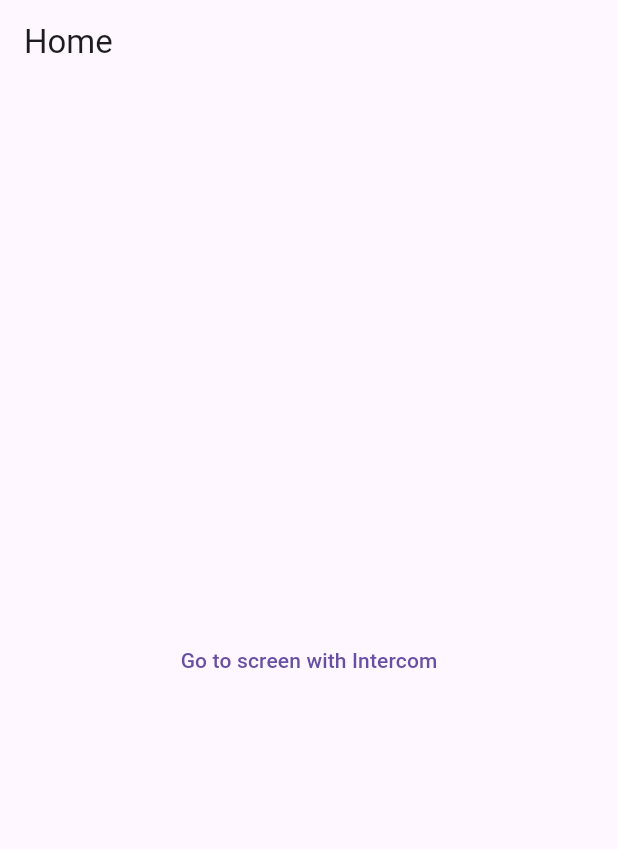
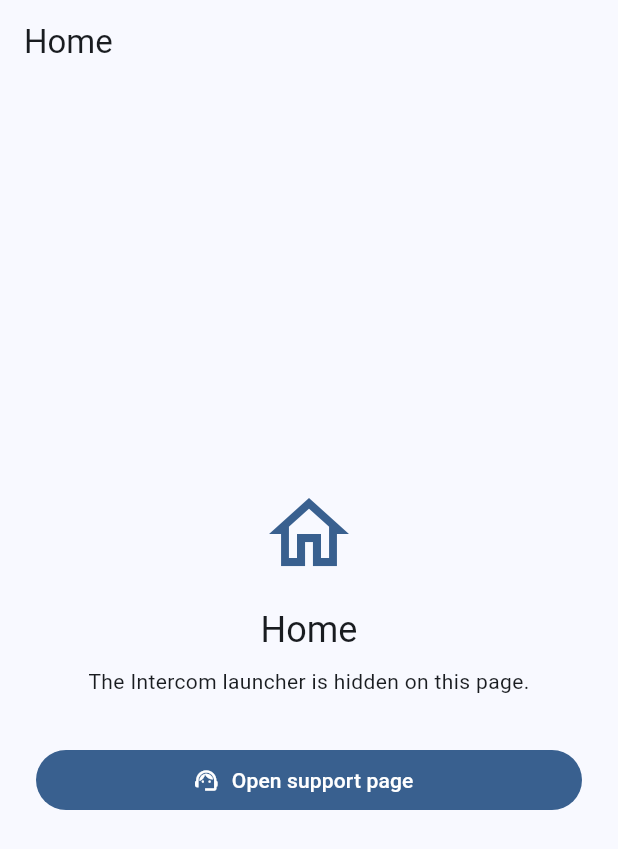
Before and after one commit to sharmadhiraj/flutter_web_intercom_sample, a Flutter app: the screen it shows after launch, on a phone screen of 412 x 824 dp. Shown: the top 849 px of the screen. Run offline on Flutter 3.47's test engine with Material 3 defaults, Android fonts, the light colour scheme and no system bars; our stand-ins replace visibility_detector; missing offline and left inert: dart:js_interop.

Commit message:
Refactor into intercom, screens and widgets, add open messenger action

```diff
--- /dev/null
+++ b/lib/app.dart
@@ -0,0 +1,19 @@
+import 'package:flutter/material.dart';
+import 'package:flutter_web_intercom_sample/screens/home_screen.dart';
+
+class IntercomSampleApp extends StatelessWidget {
+  const IntercomSampleApp({super.key});
+
+  @override
+  Widget build(BuildContext context) {
+    return MaterialApp(
+      title: "Flutter Web Intercom Sample",
+      debugShowCheckedModeBanner: false,
+      theme: ThemeData(
+        colorSchemeSeed: const Color(0xFF1F8DED),
+        useMaterial3: true,
+      ),
+      home: const HomeScreen(),
+    );
+  }
+}
--- a/lib/bundler/stud_bundler.dart
+++ /dev/null
@@ -1 +0,0 @@
-void showHideIntercom(bool show) {}
--- /dev/null
+++ b/lib/intercom/intercom_launcher.dart
@@ -0,0 +1,2 @@
+export 'intercom_launcher_stub.dart'
+    if (dart.library.js_interop) 'intercom_launcher_web.dart';
--- /dev/null
+++ b/lib/intercom/intercom_launcher_stub.dart
@@ -0,0 +1,3 @@
+void setIntercomLauncherVisible(bool visible) {}
+
+void openIntercomMessenger() {}
--- a/lib/main.dart
+++ b/lib/main.dart
@@ -1,14 +1,4 @@
 import 'package:flutter/material.dart';
-import 'package:flutter_web_intercom_sample/screens/home.dart';
+import 'package:flutter_web_intercom_sample/app.dart';
 
-void main() => runApp(MyApp());
-
-class MyApp extends StatelessWidget {
-  @override
-  Widget build(BuildContext context) {
-    return MaterialApp(
-      title: "Flutter Web Intercom Sample",
-      home: HomeScreen(),
-    );
-  }
-}
+void main() => runApp(const IntercomSampleApp());
--- a/lib/screens/home.dart
+++ /dev/null
@@ -1,28 +0,0 @@
-import 'package:flutter/material.dart';
-import 'package:flutter_web_intercom_sample/screens/with_intercom.dart';
-
-class HomeScreen extends StatelessWidget {
-  @override
-  Widget build(BuildContext context) {
-    return Scaffold(
-      appBar: _buildAppBar(),
-      body: _buildBody(context),
-    );
-  }
-
-  AppBar _buildAppBar() {
-    return AppBar(title: Text("Home"));
-  }
-
-  Widget _buildBody(BuildContext context) {
-    return Center(
-      child: TextButton(
-        child: Text("Go to screen with Intercom"),
-        onPressed: () => Navigator.push(
-          context,
-          MaterialPageRoute(builder: (context) => ScreenWithIntercom()),
-        ),
-      ),
-    );
-  }
-}
--- /dev/null
+++ b/lib/screens/home_screen.dart
@@ -0,0 +1,32 @@
+import 'package:flutter/material.dart';
+import 'package:flutter_web_intercom_sample/screens/support_screen.dart';
+import 'package:flutter_web_intercom_sample/widgets/action_button.dart';
+import 'package:flutter_web_intercom_sample/widgets/demo_page.dart';
+
+class HomeScreen extends StatelessWidget {
+  const HomeScreen({super.key});
+
+  @override
+  Widget build(BuildContext context) {
+    return DemoPage(
+      title: "Home",
+      description: "The Intercom launcher is hidden on this page.",
+      icon: Icons.home_outlined,
+      actions: [
+        ActionButton(
+          label: "Open support page",
+          icon: Icons.support_agent,
+          filled: true,
+          onPressed: () => _openSupport(context),
+        ),
+      ],
+    );
+  }
+
+  void _openSupport(BuildContext context) {
+    Navigator.push(
+      context,
+      MaterialPageRoute(builder: (_) => const SupportScreen()),
+    );
+  }
+}
--- /dev/null
+++ b/lib/widgets/action_button.dart
@@ -0,0 +1,44 @@
+import 'package:flutter/material.dart';
+
+class ActionButton extends StatelessWidget {
+  const ActionButton({
+    required this.label,
+    required this.icon,
+    required this.onPressed,
+    this.filled = false,
+    super.key,
+  });
+
+  final String label;
+  final IconData icon;
+  final VoidCallback onPressed;
+  final bool filled;
+
+  @override
+  Widget build(BuildContext context) {
+    return Semantics(
+      label: label,
+      button: true,
+      child: SizedBox(
+        width: double.infinity,
+        child: filled ? _buildFilled() : _buildTonal(),
+      ),
+    );
+  }
+
+  Widget _buildFilled() {
+    return FilledButton.icon(
+      onPressed: onPressed,
+      icon: Icon(icon),
+      label: Text(label),
+    );
+  }
+
+  Widget _buildTonal() {
+    return FilledButton.tonalIcon(
+      onPressed: onPressed,
+      icon: Icon(icon),
+      label: Text(label),
+    );
+  }
+}
--- /dev/null
+++ b/lib/widgets/demo_page.dart
@@ -0,0 +1,63 @@
+import 'package:flutter/material.dart';
+
+class DemoPage extends StatelessWidget {
+  const DemoPage({
+    required this.title,
+    required this.description,
+    required this.icon,
+    required this.actions,
+    super.key,
+  });
+
+  final String title;
+  final String description;
+  final IconData icon;
+  final List<Widget> actions;
+
+  @override
+  Widget build(BuildContext context) {
+    return Scaffold(
+      appBar: AppBar(title: Text(title)),
+      body: Center(
+        child: ConstrainedBox(
+          constraints: const BoxConstraints(maxWidth: 420),
+          child: Padding(
+            padding: const EdgeInsets.all(24),
+            child: _buildContent(context),
+          ),
+        ),
+      ),
+    );
+  }
+
+  Widget _buildContent(BuildContext context) {
+    return Column(
+      mainAxisSize: MainAxisSize.min,
+      children: [
+        _buildHeader(context),
+        const SizedBox(height: 32),
+        for (final action in actions) ...[
+          action,
+          const SizedBox(height: 12),
+        ],
+      ],
+    );
+  }
+
+  Widget _buildHeader(BuildContext context) {
+    final TextTheme textTheme = Theme.of(context).textTheme;
+    return Column(
+      children: [
+        Icon(icon, size: 64, color: Theme.of(context).colorScheme.primary),
+        const SizedBox(height: 16),
+        Text(title, style: textTheme.headlineSmall),
+        const SizedBox(height: 8),
+        Text(
+          description,
+          textAlign: TextAlign.center,
+          style: textTheme.bodyMedium,
+        ),
+      ],
+    );
+  }
+}
```
Also changed, not shown: lib/bundler/javascript_bundler.dart (deleted, +0 -7 lines), lib/intercom/intercom_launcher_web.dart (added, +11 -0 lines), lib/intercom/intercom_scope.dart (added, +23 -0 lines), lib/screens/about_screen.dart (added, +24 -0 lines), lib/screens/support_screen.dart (added, +41 -0 lines), lib/screens/with_intercom.dart (deleted, +0 -32 lines), lib/screens/without_intercom.dart (deleted, +0 -24 lines), lib/widgets/intercom.dart (deleted, +0 -27 lines), 1 other file.
